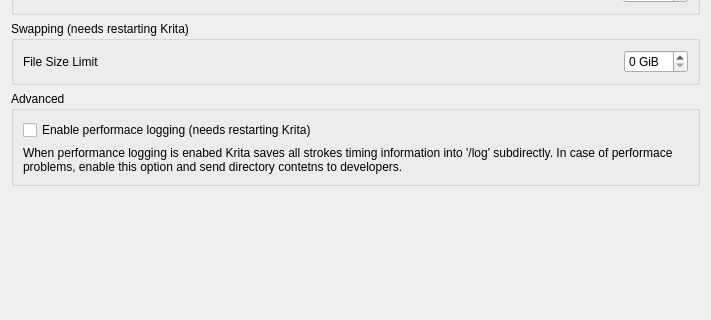
This is krita/ui/forms/wdgperformancesettings.ui in KDE/krita as Qt 5 draws it before an edit; both pictures show x 0 to 711 and y 138 to 458 of the 711 by 574 pixel window. The edited form follows.
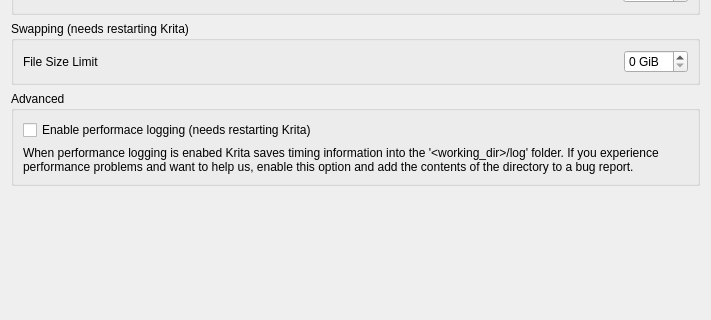
This is the edited form. Custom widgets are drawn as their Qt base class.

What changed in the file:
```diff
--- a/krita/ui/forms/wdgperformancesettings.ui
+++ b/krita/ui/forms/wdgperformancesettings.ui
@@ -183,7 +183,7 @@
          <enum>QFrame::NoFrame</enum>
         </property>
         <property name="text">
-         <string>When performance logging is enabed Krita saves all strokes timing information into '&lt;working_dir&gt;/log' subdirectly. In case of performace problems, enable this option and send directory contetns to developers.</string>
+         <string>&lt;html&gt;&lt;head/&gt;&lt;body&gt;&lt;p&gt;When performance logging is enabed Krita saves timing information into the '&amp;lt;working_dir&amp;gt;/log' folder. If you experience performance problems and want to help us, enable this option and add the contents of the directory to a bug report.&lt;/p&gt;&lt;/body&gt;&lt;/html&gt;</string>
         </property>
         <property name="wordWrap">
          <bool>true</bool>
```
